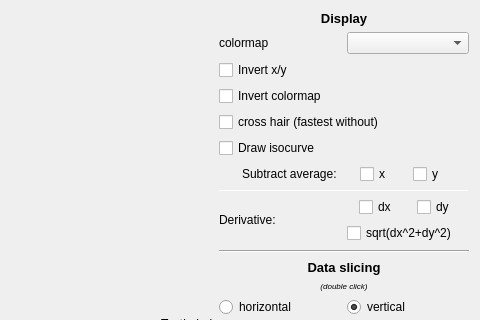
pyplotter/pyplotter, file ui/plot2d.ui: the form before one commit; both pictures show x 556 to 1036 and y 0 to 320 of the 1036 by 437 pixel window.
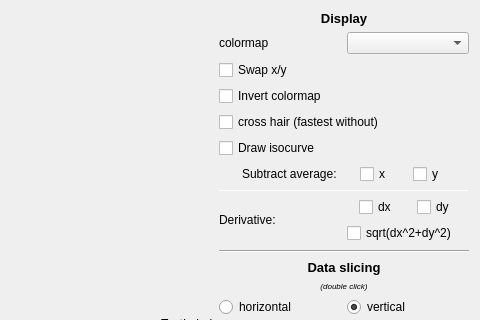
The form after the commit. Custom widgets are drawn as their Qt base class.

```diff
--- a/ui/plot2d.ui
+++ b/ui/plot2d.ui
@@ -9,7 +9,7 @@
    <rect>
     <x>0</x>
     <y>0</y>
-    <width>987</width>
+    <width>1033</width>
     <height>437</height>
    </rect>
   </property>
@@ -88,7 +88,7 @@
        <item>
         <widget class="QCheckBox" name="checkBoxSwapxy">
          <property name="text">
-          <string>Invert x/y</string>
+          <string>Swap x/y</string>
          </property>
         </widget>
        </item>
```
